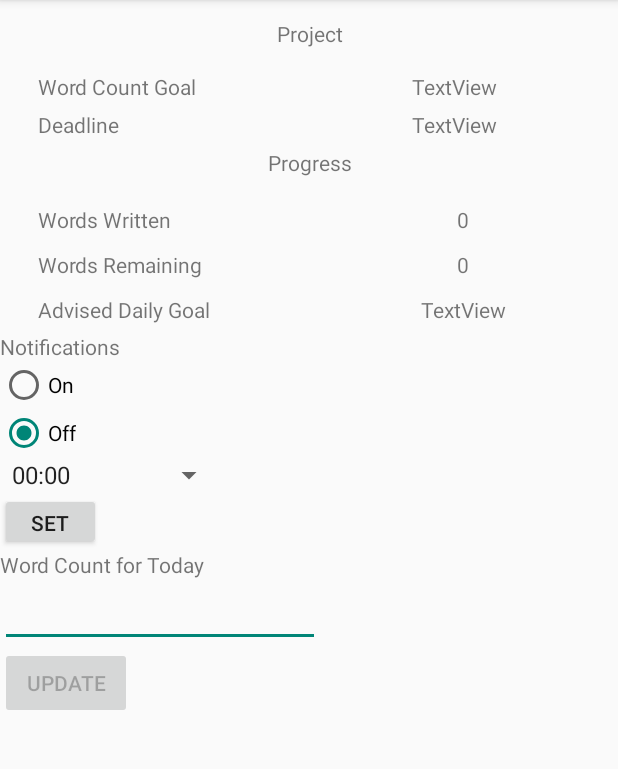
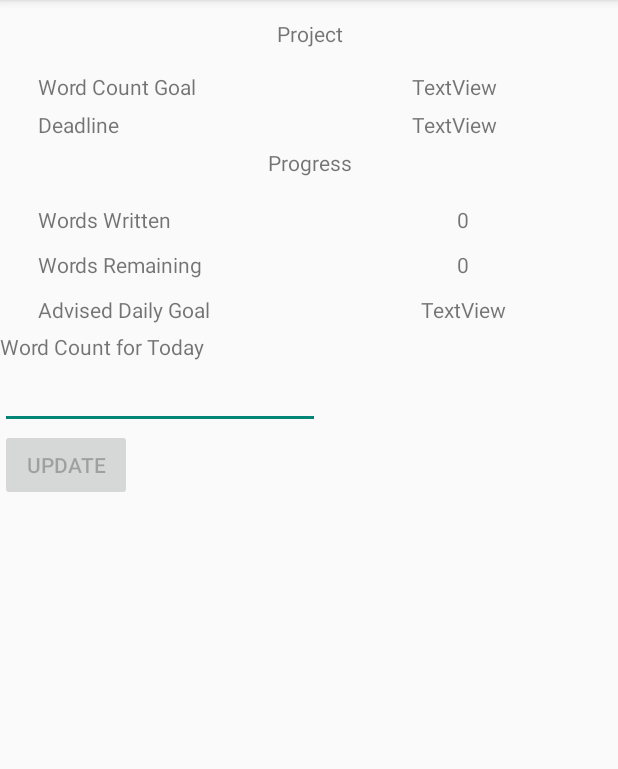
Before and after one commit to kpescobar/AuthorMateFinal, an Android app: the fragment ProjectFragment shown on its own in the app's theme, on a phone screen of 412 x 824 dp, the part 84-853 px from its top. Run offline under Robolectric (Android 15) with nearby library versions, the phone set to English and light mode, and no system bars; 18 statements that could not run were skipped.

Commit message:
Commented out notifications.

```diff
--- a/app/src/main/java/edu/cnm/bootcamp/kelly/authormatefinal/fragments/NewProjectFragment.java
+++ b/app/src/main/java/edu/cnm/bootcamp/kelly/authormatefinal/fragments/NewProjectFragment.java
@@ -57,6 +57,7 @@ public class NewProjectFragment extends Fragment {
 
         }
         Fragment fragment = new HomeFragment();
+        ((NavigationActivity) getActivity()).setNavigationProjects();
         ((NavigationActivity) getActivity()).switchFragment(fragment);
       }
     });
--- a/app/src/main/java/edu/cnm/bootcamp/kelly/authormatefinal/fragments/ProjectFragment.java
+++ b/app/src/main/java/edu/cnm/bootcamp/kelly/authormatefinal/fragments/ProjectFragment.java
@@ -40,13 +40,13 @@ public class ProjectFragment extends Fragment implements OnClickListener {
   public static final String PROJECT_ID = ProjectFragment.class.getName() + "PROJECT_ID";
   private Project currentProject;
 
-  protected void timeSpinner(View view) {
-    Spinner spinner = (Spinner) view.findViewById(R.id.spinner);
-    String[] times = getResources().getStringArray(R.array.time);
-    ArrayAdapter<String> adapter = new ArrayAdapter<>(getActivity(), android.R.layout.simple_spinner_item, times);
-    adapter.setDropDownViewResource(android.R.layout.simple_spinner_dropdown_item);
-    spinner.setAdapter(adapter);
-  }
+//  protected void timeSpinner(View view) {
+//    Spinner spinner = (Spinner) view.findViewById(R.id.spinner);
+//    String[] times = getResources().getStringArray(R.array.time);
+//    ArrayAdapter<String> adapter = new ArrayAdapter<>(getActivity(), android.R.layout.simple_spinner_item, times);
+//    adapter.setDropDownViewResource(android.R.layout.simple_spinner_dropdown_item);
+//    spinner.setAdapter(adapter);
+//  }
 
   @Override
   public View onCreateView(LayoutInflater inflater, ViewGroup container,
@@ -58,7 +58,7 @@ public class ProjectFragment extends Fragment implements OnClickListener {
     Bundle args = getArguments();
     final int projectId = args.getInt(PROJECT_ID);
 
-    timeSpinner(layout);
+//    timeSpinner(layout);
 
     final EditText editTextUpdate = (EditText) layout.findViewById(R.id.editTextUpdate);
     editTextUpdate.addTextChangedListener(new TextWatcher() {
@@ -108,36 +108,36 @@ public class ProjectFragment extends Fragment implements OnClickListener {
       ex.printStackTrace();
     }
 
-    RadioButton onButton = (RadioButton) layout.findViewById(R.id.radioButtonOn);
-    onButton.setOnClickListener(this);
-
-    RadioButton offButton = (RadioButton) layout.findViewById(R.id.radioButtonOff);
-    offButton.setOnClickListener(this);
-//Added all of this...
-    Button updateButton = (Button) layout.findViewById(R.id.updateButton);
-    updateButton.setOnClickListener(new View.OnClickListener() {
-      @Override
-      public void onClick(View view) {
-        try {
-          Dao<ProjectUpdate, Integer> dao = ((NavigationActivity) getActivity()).getHelper().getProjectUpdateDao();
-          ProjectUpdate update = new ProjectUpdate();
-
-          EditText editTextUpdate = (EditText) layout.findViewById(R.id.editTextUpdate);
-          update.setCount(Integer.parseInt(editTextUpdate.getText().toString()));
-
-          editTextUpdate.setText(""); //added
-
-          update.setProject(currentProject);
-
-          dao.create(update);
-
-          updateStats(layout);
-
-        } catch (SQLException ex) {
-          ex.printStackTrace();
-        }
-      }
-    });
+//    RadioButton onButton = (RadioButton) layout.findViewById(R.id.radioButtonOn);
+//    onButton.setOnClickListener(this);
+//
+//    RadioButton offButton = (RadioButton) layout.findViewById(R.id.radioButtonOff);
+//    offButton.setOnClickListener(this);
+////Added all of this...
+//    Button updateButton = (Button) layout.findViewById(R.id.updateButton);
+//    updateButton.setOnClickListener(new View.OnClickListener() {
+//      @Override
+//      public void onClick(View view) {
+//        try {
+//          Dao<ProjectUpdate, Integer> dao = ((NavigationActivity) getActivity()).getHelper().getProjectUpdateDao();
+//          ProjectUpdate update = new ProjectUpdate();
+//
+//          EditText editTextUpdate = (EditText) layout.findViewById(R.id.editTextUpdate);
+//          update.setCount(Integer.parseInt(editTextUpdate.getText().toString()));
+//
+//          editTextUpdate.setText(""); //added
+//
+//          update.setProject(currentProject);
+//
+//          dao.create(update);
+//
+//          updateStats(layout);
+//
+//        } catch (SQLException ex) {
+//          ex.printStackTrace();
+//        }
+//      }
+//    });
 
     return layout;
   }
@@ -211,15 +211,15 @@ public class ProjectFragment extends Fragment implements OnClickListener {
 
   @Override
   public void onClick(View view) {
-    switch(view.getId()) {
-      case R.id.radioButtonOn:
-        getActivity().findViewById(R.id.spinner).setVisibility(View.VISIBLE);
-        break;
-      case R.id.radioButtonOff:
-        getActivity().findViewById(R.id.spinner).setVisibility(View.INVISIBLE);
-          break;
-//      case R.id.updateButton:
-    }
+//    switch(view.getId()) {
+//      case R.id.radioButtonOn:
+//        getActivity().findViewById(R.id.spinner).setVisibility(View.VISIBLE);
+//        break;
+//      case R.id.radioButtonOff:
+//        getActivity().findViewById(R.id.spinner).setVisibility(View.INVISIBLE);
+//          break;
+////      case R.id.updateButton:
+//    }
   }
 
 
--- a/app/src/main/res/layout/drawer_layout.xml
+++ b/app/src/main/res/layout/drawer_layout.xml
@@ -19,5 +19,6 @@
     android:choiceMode="singleChoice"
     android:divider="@android:color/transparent"
     android:dividerHeight="0dp"
-    android:background="#111"/>
+    android:background="#111"
+    android:fontFamily="cursive"/>
 </android.support.v4.widget.DrawerLayout>
--- a/app/src/main/res/layout/fragment_newproject.xml
+++ b/app/src/main/res/layout/fragment_newproject.xml
@@ -12,7 +12,7 @@
     android:id="@+id/titleText"
     android:layout_width="wrap_content"
     android:layout_height="wrap_content"
-    android:text="Title: "
+    android:text="Title:"
     tools:layout_constraintRight_creator="1"
     tools:layout_constraintBottom_creator="1"
     app:layout_constraintBottom_toTopOf="@+id/wordCountText"
@@ -47,7 +47,6 @@
     android:textSize="13.5dp"
     android:ems="10"
     android:inputType="textPersonName"
-    android:text="Title"
     app:layout_constraintBaseline_toBaselineOf="@+id/titleText"
     tools:layout_constraintBaseline_creator="1"
     tools:layout_constraintLeft_creator="1"
--- a/app/src/main/res/layout/fragment_project.xml
+++ b/app/src/main/res/layout/fragment_project.xml
@@ -133,36 +133,36 @@
       android:layout_height="wrap_content"
       android:layout_weight="1"
       android:orientation="vertical">
-      <TextView
-        android:id="@+id/textView6"
-        android:layout_width="match_parent"
-        android:layout_height="wrap_content"
-        android:layout_weight="1"
-        android:text="@string/notifications" />
+      <!--<TextView-->
+        <!--android:id="@+id/textView6"-->
+        <!--android:layout_width="match_parent"-->
+        <!--android:layout_height="wrap_content"-->
+        <!--android:layout_weight="1"-->
+        <!--android:text="@string/notifications" />-->
       <RadioGroup
         android:layout_width="match_parent"
         android:layout_height="match_parent"
         android:orientation="vertical">
-        <RadioButton
-          android:id="@+id/radioButtonOn"
-          android:layout_width="wrap_content"
-          android:layout_height="wrap_content"
-          android:text="@string/on" />
-        <RadioButton
-          android:id="@+id/radioButtonOff"
-          android:layout_width="wrap_content"
-          android:layout_height="wrap_content"
-          android:text="@string/off"
-          android:checked="true"/>
-        <Spinner
-          android:id="@+id/spinner"
-          android:layout_width="150dp"
-          android:layout_height="wrap_content" />
-        <Button
-          android:id="@+id/setNotification"
-          android:layout_width="67dp"
-          android:layout_height="38dp"
-          android:text="Set" />
+        <!--<RadioButton-->
+          <!--android:id="@+id/radioButtonOn"-->
+          <!--android:layout_width="wrap_content"-->
+          <!--android:layout_height="wrap_content"-->
+          <!--android:text="@string/on" />-->
+        <!--<RadioButton-->
+          <!--android:id="@+id/radioButtonOff"-->
+          <!--android:layout_width="wrap_content"-->
+          <!--android:layout_height="wrap_content"-->
+          <!--android:text="@string/off"-->
+          <!--android:checked="true"/>-->
+        <!--<Spinner-->
+          <!--android:id="@+id/spinner"-->
+          <!--android:layout_width="150dp"-->
+          <!--android:layout_height="wrap_content" />-->
+        <!--<Button-->
+          <!--android:id="@+id/setNotification"-->
+          <!--android:layout_width="67dp"-->
+          <!--android:layout_height="38dp"-->
+          <!--android:text="Set" />-->
         <TextView
           android:id="@+id/textView5"
           android:layout_width="match_parent"
--- a/app/src/main/res/values/styles.xml
+++ b/app/src/main/res/values/styles.xml
@@ -6,6 +6,8 @@
     <item name="colorPrimary">@color/colorPrimary</item>
     <item name="colorPrimaryDark">@color/colorPrimaryDark</item>
     <item name="colorAccent">@color/colorAccent</item>
+    <item name="android:homeAsUpIndicator">@drawable/ic_drawer</item>
+
   </style>
   <style name="AppTheme.AppBarOverlay" parent="ThemeOverlay.AppCompat.Dark.ActionBar" />
   <style name="AppTheme.PopupOverlay" parent="ThemeOverlay.AppCompat.Light" />
```
Also changed, not shown: app/src/main/java/edu/cnm/bootcamp/kelly/authormatefinal/activities/NavigationActivity.java (+27 -21 lines), app/src/main/res/layout/content_navigation.xml (+27 -27 lines).
